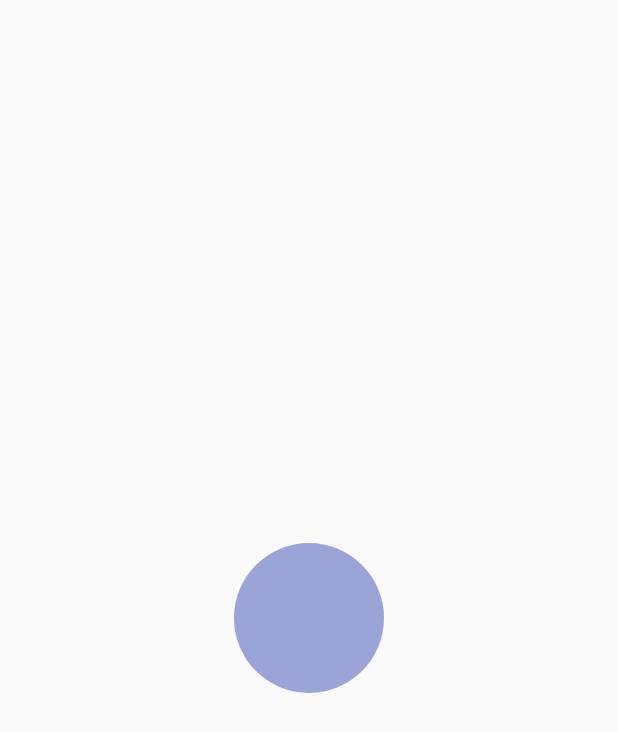
After one commit to bataemperor/JobHoursAlert, an Android app: the layout circle_appwidget.xml on its own in the app's theme, with its tools: preview values and no code run, on a phone screen of 412 x 824 dp. The commit adds this screen. Shown: the top 732 px of the screen. Run offline under Robolectric (Android 15) with nearby library versions, the phone set to English and light mode, and no system bars.

Commit message:
Adds app widget which shows progress in current work day

```diff
--- a/app/src/main/java/com/tehnicomsoft/jobhoursalert/utility/Utility.java
+++ b/app/src/main/java/com/tehnicomsoft/jobhoursalert/utility/Utility.java
@@ -19,4 +19,8 @@ public class Utility {
         return calendarCurrent.get(Calendar.DAY_OF_WEEK) == Calendar.SATURDAY
                 || calendarCurrent.get(Calendar.DAY_OF_WEEK) == Calendar.SUNDAY;
     }
+
+    public static int getProgress(long remainingTime, long numberOfWorkingHours) {
+        return 100 - (int) (((double) remainingTime / (numberOfWorkingHours * 60 * 60 * 1000) * 100));
+    }
 }
--- /dev/null
+++ b/app/src/main/res/drawable/shape_circle.xml
@@ -0,0 +1,5 @@
+<?xml version="1.0" encoding="utf-8"?>
+<shape xmlns:android="http://schemas.android.com/apk/res/android"
+    android:shape="oval">
+    <solid android:color="@color/colorPrimaryTransparent" />
+</shape>
--- /dev/null
+++ b/app/src/main/res/layout/circle_appwidget.xml
@@ -0,0 +1,18 @@
+<?xml version="1.0" encoding="utf-8"?>
+<RelativeLayout xmlns:android="http://schemas.android.com/apk/res/android"
+    xmlns:circular="http://schemas.android.com/apk/res-auto"
+    android:id="@+id/ll"
+    android:layout_width="match_parent"
+    android:layout_height="match_parent"
+    android:orientation="vertical">
+
+    <TextView
+        android:id="@+id/tvPercentage"
+        android:layout_width="100dp"
+        android:layout_height="100dp"
+        android:layout_centerInParent="true"
+        android:background="@drawable/shape_circle"
+        android:gravity="center"
+        android:textColor="@color/circular_progress_default_progress" />
+
+</RelativeLayout>
--- a/app/src/main/res/values/colors.xml
+++ b/app/src/main/res/values/colors.xml
@@ -2,6 +2,7 @@
 <resources>
 
     <color name="colorPrimary">#3F51B5</color>
+    <color name="colorPrimaryTransparent">#803F51B5</color>
     <color name="colorPrimaryDark">#303F9F</color>
     <color name="colorAccent">#FF4081</color>
     <color name="primary_light">#C5CAE9</color>
```
Also changed, not shown: app/src/main/AndroidManifest.xml (+8 -0 lines), app/src/main/java/com/tehnicomsoft/jobhoursalert/MainActivity.java (+3 -51 lines), app/src/main/java/com/tehnicomsoft/jobhoursalert/adapter/SpinnerMinutesAdapter.java (added, +63 -0 lines), app/src/main/java/com/tehnicomsoft/jobhoursalert/widget/CircleAppWidgetProvider.java (added, +63 -0 lines), app/src/main/res/xml/app_widget_provider.xml (added, +9 -0 lines).
